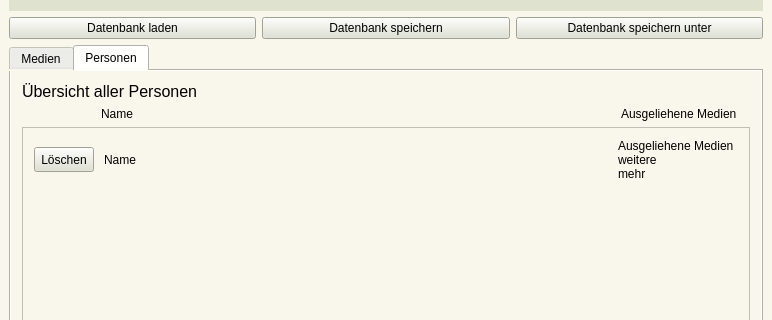
Old version of the form Programmierung 2/Beleg/lendlibpp/mainwindow.ui in the repository genericFJS/htw; both pictures show x 0 to 772 and y 98 to 418 of the 772 by 587 pixel window.
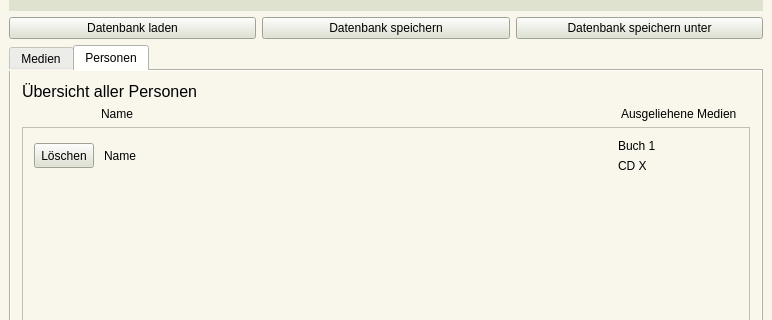
New version of the form. The open tabs and pages were chosen to show the change. Icons and pictures are not drawn.

Diff of the .ui file:
```diff
--- a/Programmierung 2/Beleg/lendlibpp/mainwindow.ui
+++ b/Programmierung 2/Beleg/lendlibpp/mainwindow.ui
@@ -1158,10 +1158,10 @@
                   </widget>
                  </item>
                  <item>
-                  <widget class="QLabel" name="personLended1">
+                  <widget class="QWidget" name="personLent1" native="true">
                    <property name="minimumSize">
                     <size>
-                     <width>120</width>
+                     <width>116</width>
                      <height>0</height>
                     </size>
                    </property>
@@ -1171,14 +1171,38 @@
                      <height>16777215</height>
                     </size>
                    </property>
-                   <property name="midLineWidth">
-                    <number>9</number>
-                   </property>
-                   <property name="text">
-                    <string>Ausgeliehene Medien
-weitere
-mehr</string>
-                   </property>
+                   <layout class="QVBoxLayout" name="verticalLayout_7">
+                    <property name="leftMargin">
+                     <number>0</number>
+                    </property>
+                    <property name="topMargin">
+                     <number>0</number>
+                    </property>
+                    <property name="rightMargin">
+                     <number>0</number>
+                    </property>
+                    <property name="bottomMargin">
+                     <number>0</number>
+                    </property>
+                    <item>
+                     <layout class="QVBoxLayout" name="personLent1Layout">
+                      <item>
+                       <widget class="QLabel" name="Lent1_2">
+                        <property name="text">
+                         <string>Buch 1</string>
+                        </property>
+                       </widget>
+                      </item>
+                      <item>
+                       <widget class="QLabel" name="Lent1_1">
+                        <property name="text">
+                         <string>CD X</string>
+                        </property>
+                       </widget>
+                      </item>
+                     </layout>
+                    </item>
+                   </layout>
                   </widget>
                  </item>
                 </layout>
```
Left out of the diff: 4 changed lines with no effect on the pictures.
